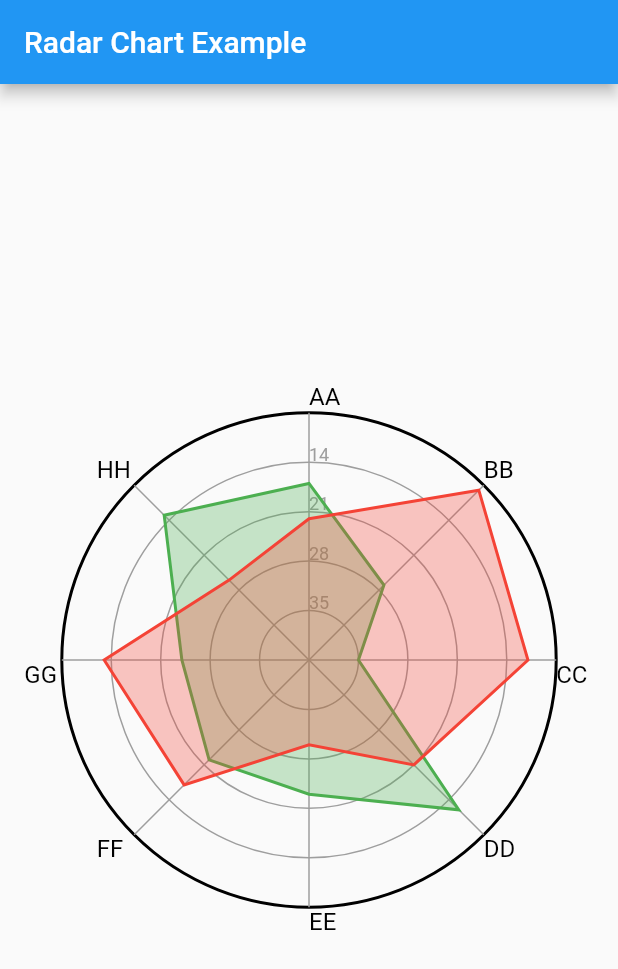
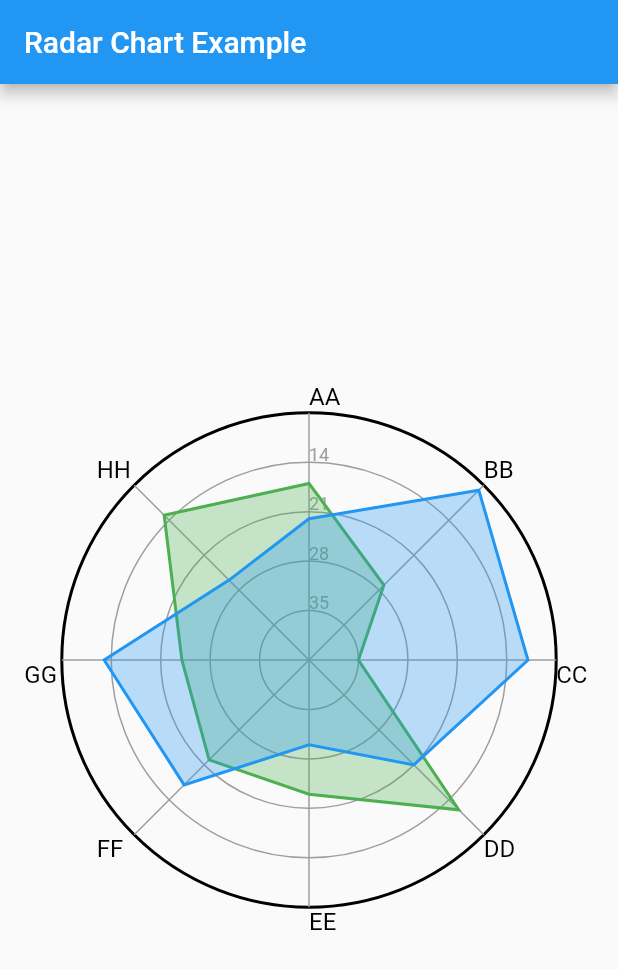
Before and after one commit to danpanaite/flutter_radar_chart, a Flutter app: the screen it shows after launch, on a phone screen of 412 x 824 dp. Shown: the top 969 px of the screen. Run offline on Flutter 3.47's test engine with Material 2 defaults, Android fonts, the phone set to English and light mode, and no system bars.

Commit message:
switching colors around

```diff
--- a/lib/radar_chart.dart
+++ b/lib/radar_chart.dart
@@ -66,7 +66,7 @@ class RadarChartPainter extends CustomPainter {
     this.axisColor,
   );
 
-  var graphColors = [Colors.green, Colors.red, Colors.blue, Colors.orange];
+  var graphColors = [Colors.green, Colors.blue, Colors.red, Colors.orange];
 
   @override
   void paint(Canvas canvas, Size size) {
```
